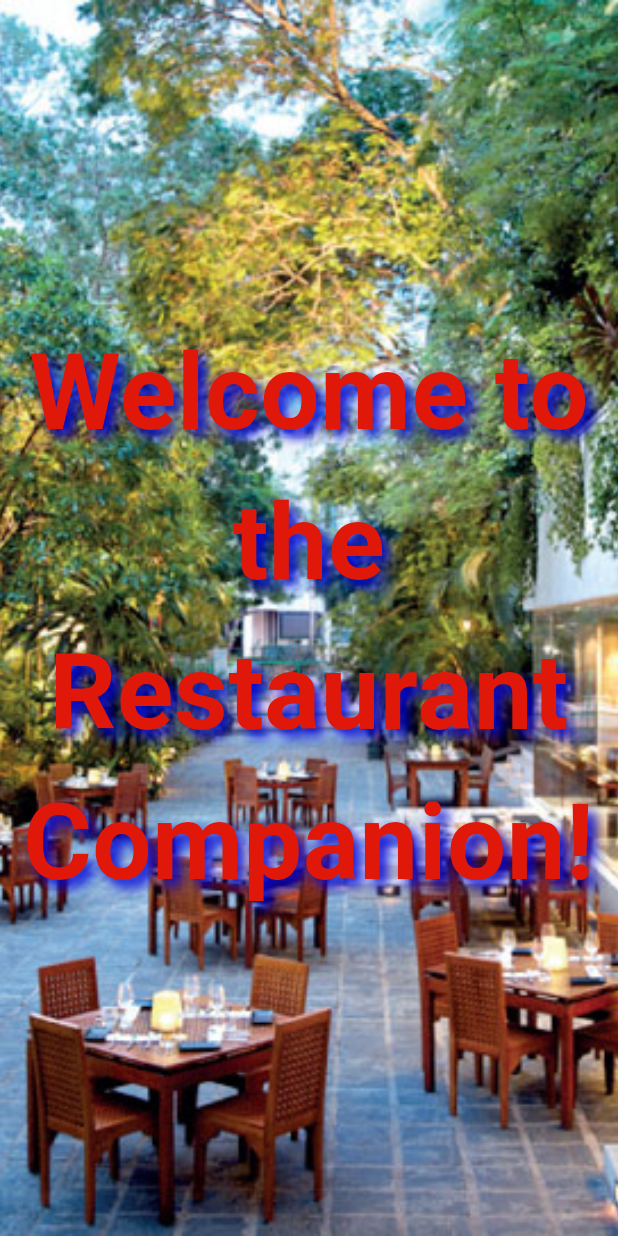
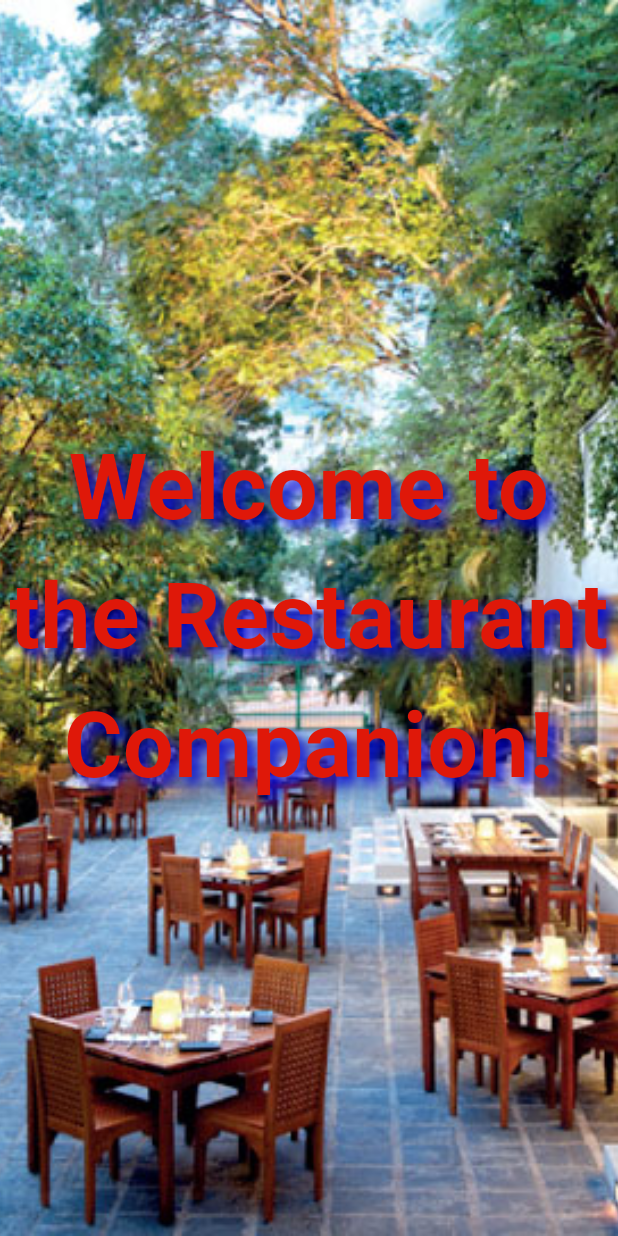
Before and after one commit to SSumu/find_your_restaurant, a Flutter app: the WelcomeScreen screen opened directly, on a phone screen of 412 x 824 dp. Run offline on Flutter 3.47's test engine with Material 2 defaults, Android fonts, the phone set to English and light mode, and no system bars.

Commit message:
Font size has been changed

```diff
--- a/lib/welcome_screen.dart
+++ b/lib/welcome_screen.dart
@@ -147,7 +147,7 @@ class _WelcomeScreenState extends State<WelcomeScreen>
                 Text(
                   'Welcome to the Restaurant Companion!',
                   style: TextStyle(
-                    fontSize: 70,
+                    fontSize: 60,
                     fontWeight: FontWeight.bold,
                     color: Color.fromARGB(255, 223, 24, 9),
                     shadows: [
```
